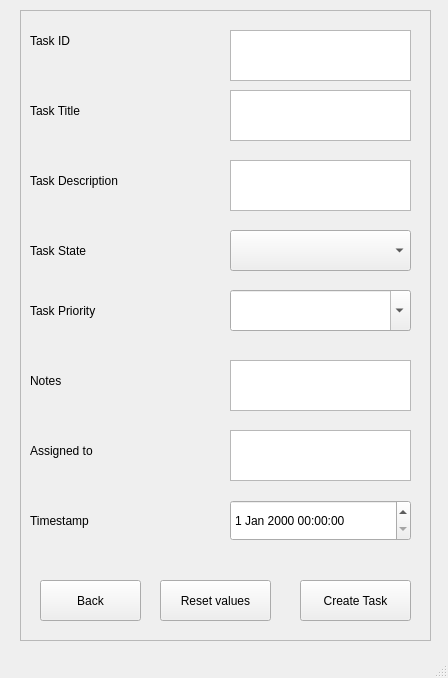
Qt form Designs/new_task_ui.ui (santoshki/task_mgmt_software_alpha_v1) before a commit.
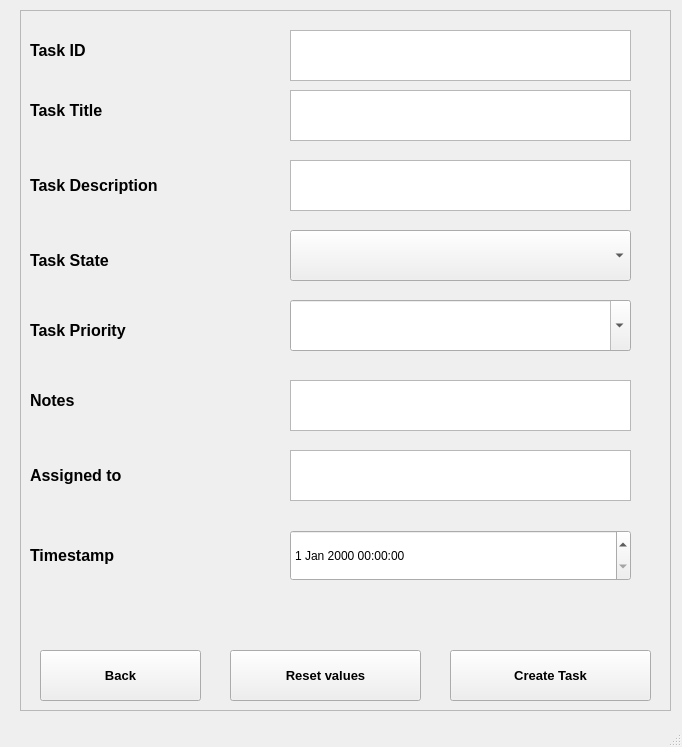
The same form after that commit.

```diff
--- a/Designs/new_task_ui.ui
+++ b/Designs/new_task_ui.ui
@@ -6,8 +6,8 @@
    <rect>
     <x>0</x>
     <y>0</y>
-    <width>448</width>
-    <height>678</height>
+    <width>682</width>
+    <height>747</height>
    </rect>
   </property>
   <property name="windowTitle">
@@ -19,8 +19,8 @@
      <rect>
       <x>20</x>
       <y>10</y>
-      <width>411</width>
-      <height>631</height>
+      <width>651</width>
+      <height>701</height>
      </rect>
     </property>
     <property name="frameShape">
@@ -33,11 +33,18 @@
      <property name="geometry">
       <rect>
        <x>10</x>
-       <y>20</y>
-       <width>81</width>
+       <y>30</y>
+       <width>171</width>
        <height>21</height>
       </rect>
      </property>
+     <property name="font">
+      <font>
+       <pointsize>12</pointsize>
+       <weight>75</weight>
+       <bold>true</bold>
+      </font>
+     </property>
      <property name="text">
       <string>Task ID</string>
      </property>
@@ -45,9 +52,9 @@
     <widget class="QTextEdit" name="task_id_value">
      <property name="geometry">
       <rect>
-       <x>210</x>
+       <x>270</x>
        <y>20</y>
-       <width>181</width>
+       <width>341</width>
        <height>51</height>
       </rect>
      </property>
@@ -55,9 +62,9 @@
     <widget class="QTextEdit" name="task_title_value">
      <property name="geometry">
       <rect>
-       <x>210</x>
+       <x>270</x>
        <y>80</y>
-       <width>181</width>
+       <width>341</width>
        <height>51</height>
       </rect>
      </property>
@@ -67,10 +74,17 @@
       <rect>
        <x>10</x>
        <y>90</y>
-       <width>81</width>
+       <width>211</width>
        <height>21</height>
       </rect>
      </property>
+     <property name="font">
+      <font>
+       <pointsize>12</pointsize>
+       <weight>75</weight>
+       <bold>true</bold>
+      </font>
+     </property>
      <property name="text">
       <string>Task Title</string>
      </property>
@@ -80,10 +94,17 @@
       <rect>
        <x>10</x>
        <y>160</y>
-       <width>181</width>
-       <height>21</height>
+       <width>231</width>
+       <height>31</height>
       </rect>
      </property>
+     <property name="font">
+      <font>
+       <pointsize>12</pointsize>
+       <weight>75</weight>
+       <bold>true</bold>
+      </font>
+     </property>
      <property name="text">
       <string>Task Description</string>
      </property>
@@ -91,9 +112,9 @@
     <widget class="QTextEdit" name="task_description_value">
      <property name="geometry">
       <rect>
-       <x>210</x>
+       <x>270</x>
        <y>150</y>
-       <width>181</width>
+       <width>341</width>
        <height>51</height>
       </rect>
      </property>
@@ -102,11 +123,18 @@
      <property name="geometry">
       <rect>
        <x>10</x>
-       <y>230</y>
+       <y>240</y>
        <width>181</width>
        <height>21</height>
       </rect>
      </property>
+     <property name="font">
+      <font>
+       <pointsize>12</pointsize>
+       <weight>75</weight>
+       <bold>true</bold>
+      </font>
+     </property>
      <property name="text">
       <string>Task State</string>
      </property>
@@ -114,10 +142,10 @@
     <widget class="QComboBox" name="task_state_dropdown">
      <property name="geometry">
       <rect>
-       <x>210</x>
+       <x>270</x>
        <y>220</y>
-       <width>181</width>
-       <height>41</height>
+       <width>341</width>
+       <height>51</height>
       </rect>
      </property>
      <property name="currentText">
@@ -131,11 +159,18 @@
      <property name="geometry">
       <rect>
        <x>10</x>
-       <y>290</y>
+       <y>300</y>
        <width>181</width>
-       <height>21</height>
+       <height>41</height>
       </rect>
      </property>
+     <property name="font">
+      <font>
+       <pointsize>12</pointsize>
+       <weight>75</weight>
+       <bold>true</bold>
+      </font>
+     </property>
      <property name="text">
       <string>Task Priority</string>
      </property>
@@ -143,10 +178,10 @@
     <widget class="QComboBox" name="task_priority_dropdown">
      <property name="geometry">
       <rect>
-       <x>210</x>
-       <y>280</y>
-       <width>181</width>
-       <height>41</height>
+       <x>270</x>
+       <y>290</y>
+       <width>341</width>
+       <height>51</height>
       </rect>
      </property>
      <property name="editable">
@@ -160,11 +195,18 @@
      <property name="geometry">
       <rect>
        <x>10</x>
-       <y>360</y>
+       <y>380</y>
        <width>181</width>
        <height>21</height>
       </rect>
      </property>
+     <property name="font">
+      <font>
+       <pointsize>12</pointsize>
+       <weight>75</weight>
+       <bold>true</bold>
+      </font>
+     </property>
      <property name="text">
       <string>Notes</string>
      </property>
@@ -172,9 +214,9 @@
     <widget class="QTextEdit" name="notes_value">
      <property name="geometry">
       <rect>
-       <x>210</x>
-       <y>350</y>
-       <width>181</width>
+       <x>270</x>
+       <y>370</y>
+       <width>341</width>
        <height>51</height>
       </rect>
      </property>
@@ -182,9 +224,9 @@
     <widget class="QTextEdit" name="assigned_to_value">
      <property name="geometry">
       <rect>
-       <x>210</x>
-       <y>420</y>
-       <width>181</width>
+       <x>270</x>
+       <y>440</y>
+       <width>341</width>
        <height>51</height>
       </rect>
      </property>
@@ -193,11 +235,18 @@
      <property name="geometry">
       <rect>
        <x>10</x>
-       <y>430</y>
+       <y>450</y>
        <width>181</width>
-       <height>21</height>
+       <height>31</height>
       </rect>
      </property>
+     <property name="font">
+      <font>
+       <pointsize>12</pointsize>
+       <weight>75</weight>
+       <bold>true</bold>
+      </font>
+     </property>
      <property name="text">
       <string>Assigned to</string>
      </property>
@@ -205,10 +254,10 @@
     <widget class="QDateTimeEdit" name="timestamp_value">
      <property name="geometry">
       <rect>
-       <x>210</x>
-       <y>490</y>
-       <width>181</width>
-       <height>41</height>
+       <x>270</x>
+       <y>520</y>
+       <width>341</width>
+       <height>51</height>
       </rect>
      </property>
     </widget>
@@ -216,11 +265,18 @@
      <property name="geometry">
       <rect>
        <x>10</x>
-       <y>500</y>
+       <y>530</y>
        <width>181</width>
-       <height>21</height>
+       <height>31</height>
       </rect>
      </property>
+     <property name="font">
+      <font>
+       <pointsize>12</pointsize>
+       <weight>75</weight>
+       <bold>true</bold>
+      </font>
+     </property>
      <property name="text">
       <string>Timestamp</string>
      </property>
@@ -229,11 +285,18 @@
      <property name="geometry">
       <rect>
        <x>20</x>
-       <y>570</y>
-       <width>101</width>
-       <height>41</height>
+       <y>640</y>
+       <width>161</width>
+       <height>51</height>
       </rect>
      </property>
+     <property name="font">
+      <font>
+       <pointsize>10</pointsize>
+       <weight>75</weight>
+       <bold>true</bold>
+      </font>
+     </property>
      <property name="text">
       <string>Back</string>
      </property>
@@ -241,12 +304,19 @@
     <widget class="QPushButton" name="reset_values_button">
      <property name="geometry">
       <rect>
-       <x>140</x>
-       <y>570</y>
-       <width>111</width>
-       <height>41</height>
+       <x>210</x>
+       <y>640</y>
+       <width>191</width>
+       <height>51</height>
       </rect>
      </property>
+     <property name="font">
+      <font>
+       <pointsize>10</pointsize>
+       <weight>75</weight>
+       <bold>true</bold>
+      </font>
+     </property>
      <property name="text">
       <string>Reset values</string>
      </property>
@@ -254,12 +324,19 @@
     <widget class="QPushButton" name="create_task_button">
      <property name="geometry">
       <rect>
-       <x>280</x>
-       <y>570</y>
-       <width>111</width>
-       <height>41</height>
+       <x>430</x>
+       <y>640</y>
+       <width>201</width>
+       <height>51</height>
       </rect>
      </property>
+     <property name="font">
+      <font>
+       <pointsize>10</pointsize>
+       <weight>75</weight>
+       <bold>true</bold>
+      </font>
+     </property>
      <property name="text">
       <string>Create Task</string>
      </property>
```
Left out of the diff: 2 changed lines with no effect on the pictures.
